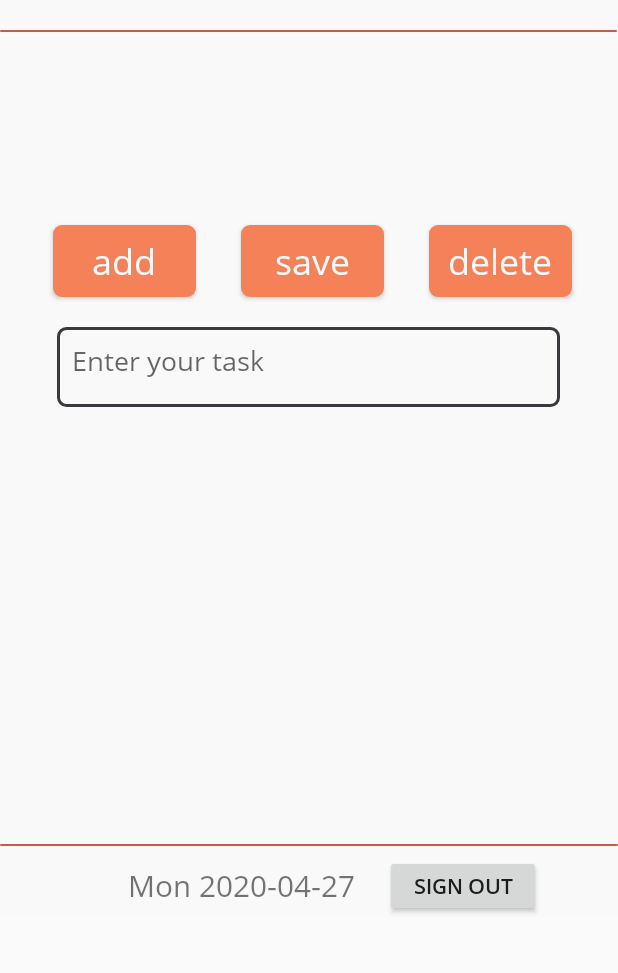
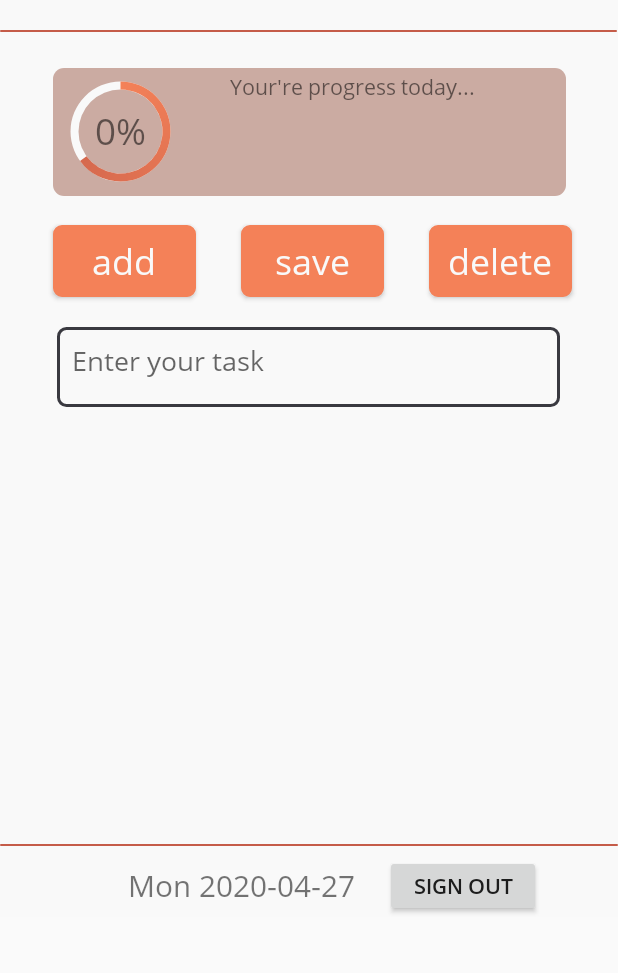
Before and after one commit to svera1213/ToDoApp, an Android app: the MainActivity screen opened directly, with no data from a screen before it, on a phone screen of 412 x 824 dp, the part 216-1189 px from its top. Run offline under Robolectric (Android 15) with nearby library versions, the phone set to English and light mode, and no system bars; our stand-ins replace Firebase (no records; nobody signed in at launch, a user with empty details on screens opened directly); libraries missing offline, so code that uses them is left out: com.firebase.ui.

Commit message:
UI progress bar done

```diff
--- /dev/null
+++ b/app/src/main/res/drawable/circle_background.xml
@@ -0,0 +1,10 @@
+<?xml version="1.0" encoding="utf-8"?>
+<shape xmlns:android="http://schemas.android.com/apk/res/android"
+    android:shape="ring"
+    android:innerRadiusRatio="2.5"
+    android:thickness="5dp"
+    android:useLevel="false">
+
+    <solid android:color="@color/velocityBase"/>
+
+</shape>
--- /dev/null
+++ b/app/src/main/res/drawable/circle_progress_bar.xml
@@ -0,0 +1,19 @@
+<?xml version="1.0" encoding="utf-8"?>
+<rotate xmlns:android="http://schemas.android.com/apk/res/android"
+    android:fromDegrees="270"
+    android:toDegrees="270">
+
+    <shape
+        android:innerRadiusRatio="2.5"
+        android:shape="ring"
+        android:thickness="5dp"
+        android:useLevel="true"><!-- this line fixes the issue for lollipop api 21 -->
+
+        <gradient
+            android:angle="0"
+            android:endColor="@color/velocityPrimaryDark"
+            android:startColor="@color/velocityPrimary"
+            android:type="sweep"
+            android:useLevel="false" />
+    </shape>
+</rotate>
--- /dev/null
+++ b/app/src/main/res/drawable/progress_background.xml
@@ -0,0 +1,9 @@
+<?xml version="1.0" encoding="utf-8"?>
+<selector xmlns:android="http://schemas.android.com/apk/res/android">
+    <item>
+        <shape android:shape="rectangle">
+            <solid android:color="@color/velocitySecond"/>
+            <corners android:radius="7dp"/>
+        </shape>
+    </item>
+</selector>
--- a/app/src/main/res/layout/activity_main.xml
+++ b/app/src/main/res/layout/activity_main.xml
@@ -38,6 +38,21 @@
             android:background="@drawable/shadow"
             app:layout_constraintStart_toStartOf="parent"
             app:layout_constraintTop_toBottomOf="@+id/title" />
+
+        <FrameLayout
+            android:layout_width="342dp"
+            android:layout_height="85dp"
+            android:layout_marginStart="35dp"
+            android:layout_marginLeft="35dp"
+            android:layout_marginTop="25dp"
+            app:layout_constraintStart_toStartOf="parent"
+            app:layout_constraintTop_toTopOf="@+id/separator">
+
+            <include
+                layout="@layout/progress_bar"
+                app:layout_constraintStart_toStartOf="parent"
+                app:layout_constraintTop_toTopOf="parent" />
+        </FrameLayout>
 
         <Button
             android:id="@+id/btn_add"
--- /dev/null
+++ b/app/src/main/res/layout/progress_bar.xml
@@ -0,0 +1,46 @@
+<?xml version="1.0" encoding="utf-8"?>
+<FrameLayout
+    xmlns:android="http://schemas.android.com/apk/res/android"
+    xmlns:tools="http://schemas.android.com/tools"
+    android:layout_width="342dp"
+    android:layout_height="85dp"
+    android:background="@drawable/progress_background">
+
+    <ProgressBar
+        android:id="@+id/progressBar"
+        android:layout_width="70dp"
+        android:layout_height="70dp"
+        android:layout_gravity="center|left"
+        android:layout_marginLeft="10dp"
+        android:indeterminate="false"
+        android:progressDrawable="@drawable/circle_progress_bar"
+        android:background="@drawable/circle_background"
+        style="?android:attr/progressBarStyleHorizontal"
+        android:max="100"
+        android:progress="65"
+        android:layout_marginStart="10dp"
+        tools:ignore="RtlHardcoded" />
+
+    <TextView
+        android:layout_width="50dp"
+        android:layout_height="50dp"
+        android:layout_gravity="center|left"
+        android:layout_marginLeft="20dp"
+        android:textSize="24sp"
+        android:textAlignment="center"
+        android:fontFamily="@font/open_sans_regular"
+        android:gravity="center"
+        android:text="0%"
+        tools:ignore="RtlHardcoded" />
+
+    <TextView
+        android:layout_width="205dp"
+        android:layout_height="25dp"
+        android:layout_gravity="right|top"
+        android:layout_marginRight="40dp"
+        android:gravity="center"
+        android:fontFamily="@font/open_sans_regular"
+        android:text="@string/youre_progress"
+        android:layout_marginEnd="40dp"
+        tools:ignore="RtlHardcoded" />
+</FrameLayout>
--- a/app/src/main/res/values/strings.xml
+++ b/app/src/main/res/values/strings.xml
@@ -8,4 +8,6 @@
     <string name="sign_out_btn_name">sign out</string>
 
     <string name="hint">Enter your task</string>
+
+    <string name="youre_progress">Your\'re progress today...</string>
 </resources>
```
